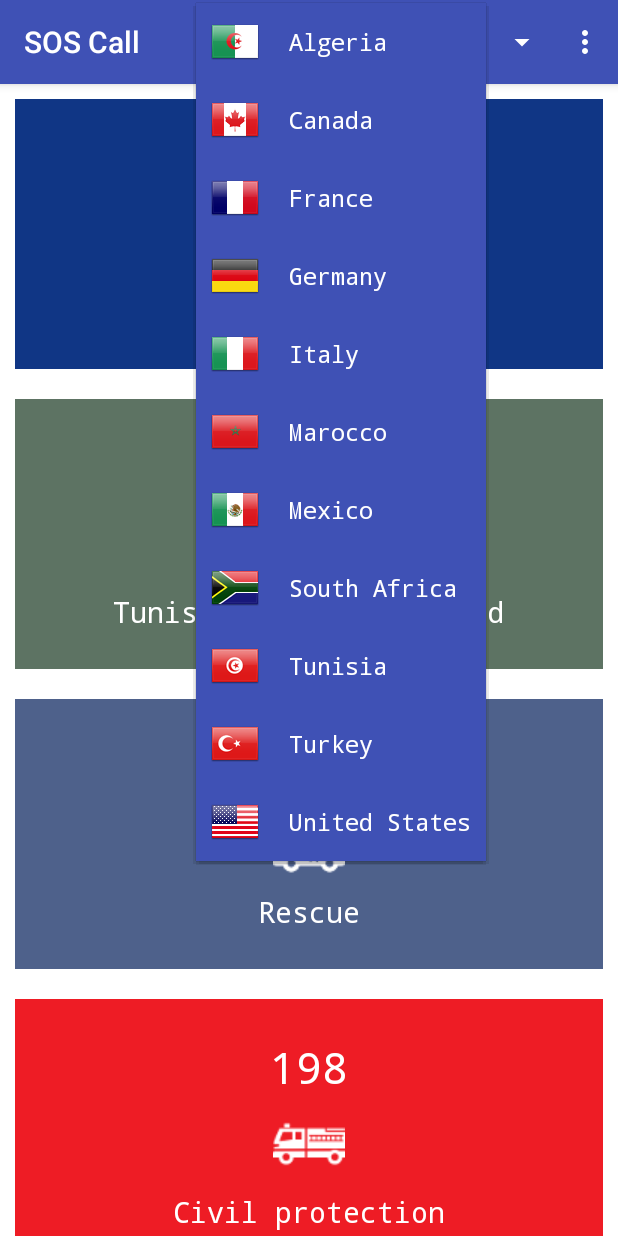
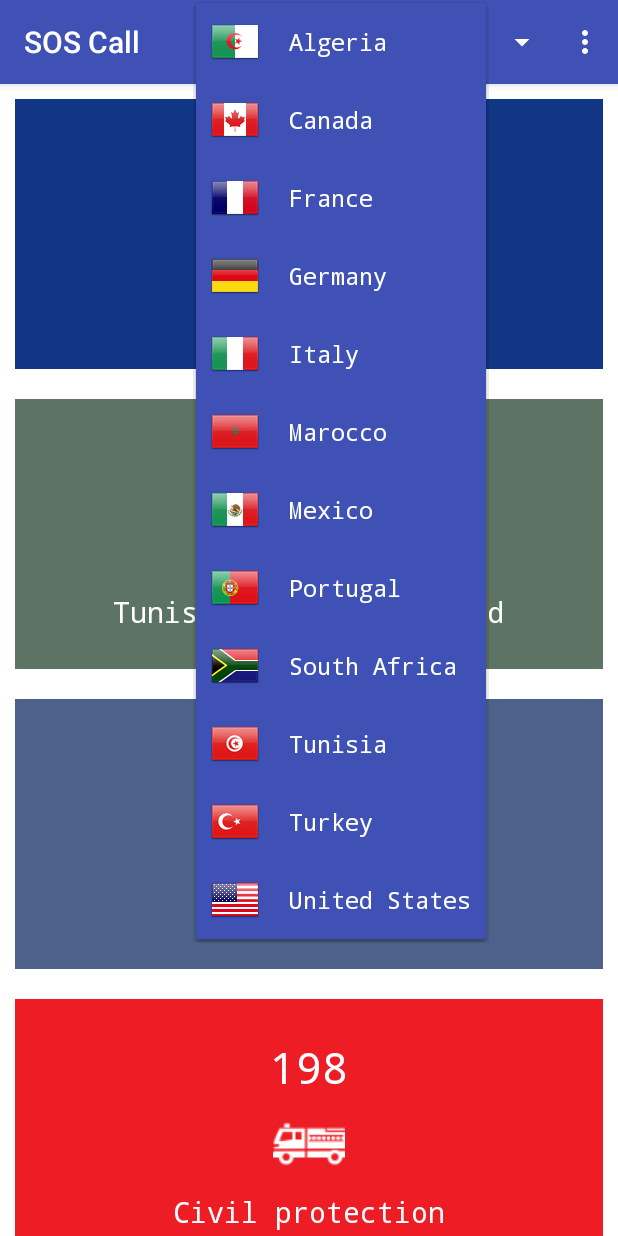
Before and after one commit to NouriTj/soscall, an Android app: the screen it shows after launch (MainActivity), after a tap on "Tunisia", on a phone screen of 412 x 824 dp. Run offline under Robolectric (Android 15) with nearby library versions, the light colour scheme and no system bars; our stand-ins replace Picasso.

Commit message:
Adding portugal

```diff
--- a/app/src/main/java/tn/triforce/soscall/MainActivity.java
+++ b/app/src/main/java/tn/triforce/soscall/MainActivity.java
@@ -137,11 +137,12 @@ public class MainActivity extends AppCompatActivity implements RecyclerViewAdapt
         list.add(new Country(Constants.TUNISIA, getResources().getString(R.string.TN)));
         list.add(new Country(Constants.USA, getResources().getString(R.string.US)));
         list.add(new Country(Constants.CANADA, getResources().getString(R.string.CA)));
-        list.add(new Country(Constants.Mexico, getResources().getString(R.string.MX)));
-        list.add(new Country(Constants.South_Africa, getResources().getString(R.string.ZA)));
-        list.add(new Country(Constants.Deustch, getResources().getString(R.string.DE)));
-        list.add(new Country(Constants.Italy, getResources().getString(R.string.IT)));
-        list.add(new Country(Constants.Turkey, getResources().getString(R.string.TR)));
+        list.add(new Country(Constants.MEXICO, getResources().getString(R.string.MX)));
+        list.add(new Country(Constants.SOUTH_AFRICA, getResources().getString(R.string.ZA)));
+        list.add(new Country(Constants.DEUSTCH, getResources().getString(R.string.DE)));
+        list.add(new Country(Constants.ITALY, getResources().getString(R.string.IT)));
+        list.add(new Country(Constants.TURKEY, getResources().getString(R.string.TR)));
+        list.add(new Country(Constants.PORTUGAL, getResources().getString(R.string.PT)));
 
         Collections.sort(list);
 
--- a/app/src/main/java/tn/triforce/soscall/Utils/Constants.java
+++ b/app/src/main/java/tn/triforce/soscall/Utils/Constants.java
@@ -11,11 +11,12 @@ public class Constants {
     public static final String FRANCE = "FR";
     public static final String USA = "US";
     public static final String CANADA = "CA";
-    public static final String Mexico = "MX";
-    public static final String South_Africa = "ZA";
-    public static final String Deustch = "DE";
-    public static final String Italy = "IT";
-    public static final String Turkey = "TR";
+    public static final String MEXICO = "MX";
+    public static final String SOUTH_AFRICA = "ZA";
+    public static final String DEUSTCH = "DE";
+    public static final String ITALY = "IT";
+    public static final String TURKEY = "TR";
+    public static final String PORTUGAL = "PT";
 
     public static final String ASSETS_PATH = "file:///android_asset/flags/";
     public static final String[] Email_DEVELOPER = new String[]{"triforce.app@gmail.com"};
--- a/app/src/main/java/tn/triforce/soscall/Utils/Utils.java
+++ b/app/src/main/java/tn/triforce/soscall/Utils/Utils.java
@@ -54,7 +54,7 @@ public class Utils {
         arrayListFrance.add(new DataModel(R.string.FR_SDF, R.drawable.ic_sos, R.color.sos6, "115"));
         arrayListFrance.add(new DataModel(R.string.CHILDREN, R.drawable.ic_sos, R.color.sos7, "119"));
 
-        //USA Canada Mexico
+        //USA Canada MEXICO
         ArrayList<DataModel> arrayListUSA_CA_MX = new ArrayList<>();
         arrayListUSA_CA_MX.add(new DataModel(R.string.rescue, R.drawable.ic_police, R.color.sos4, "911"));
 
@@ -63,12 +63,12 @@ public class Utils {
         arrayListSouth_Africa.add(new DataModel(R.string.protectionCivile, R.drawable.ic_firetruck, R.color.sos4, "999"));
         arrayListSouth_Africa.add(new DataModel(R.string.rescue, R.drawable.ic_police, R.color.sos3, "10111"));
 
-        //Deustch
+        //DEUSTCH
         ArrayList<DataModel> arrayListDeustch = new ArrayList<>();
         arrayListDeustch.add(new DataModel(R.string.rescue, R.drawable.ic_police, R.color.sos3, "110"));
         arrayListDeustch.add(new DataModel(R.string.protectionCivile, R.drawable.ic_firetruck, R.color.sos4, "112"));
 
-        //Italy
+        //ITALY
         ArrayList<DataModel> arrayListItaly = new ArrayList<>();
         arrayListItaly.add(new DataModel(R.string.IT_rifleman, R.drawable.ic_guard, R.color.sos2, "112"));
         arrayListItaly.add(new DataModel(R.string.rescue, R.drawable.ic_police, R.color.sos3, "113"));
@@ -76,11 +76,20 @@ public class Utils {
         arrayListItaly.add(new DataModel(R.string.protectionCivile, R.drawable.ic_firetruck, R.color.sos4, "115"));
         arrayListItaly.add(new DataModel(R.string.samu, R.drawable.ic_samu, R.color.sos1, "118"));
 
-        //Turkey
+        //TURKEY
         ArrayList<DataModel> arrayListTurkey = new ArrayList<>();
         arrayListTurkey.add(new DataModel(R.string.samu, R.drawable.ic_samu, R.color.sos1, "110"));
         arrayListTurkey.add(new DataModel(R.string.protectionCivile, R.drawable.ic_firetruck, R.color.sos4, "112"));
         arrayListTurkey.add(new DataModel(R.string.rescue, R.drawable.ic_police, R.color.sos3, "155"));
+
+        //PORTUGAL
+        ArrayList<DataModel> arrayListPortugal = new ArrayList<>();
+        arrayListPortugal.add(new DataModel(R.string.rescue, R.drawable.ic_police, R.color.sos1, "112"));
+        arrayListPortugal.add(new DataModel(R.string.PT_FOREST_FIRE, R.drawable.ic_firetruck, R.color.sos4, "117"));
+        arrayListPortugal.add(new DataModel(R.string.samu, R.drawable.ic_samu, R.color.sos2, "808 242424"));
+        arrayListPortugal.add(new DataModel(R.string.PT_HELP, R.drawable.ic_sos, R.color.sos5, "118"));
+        arrayListPortugal.add(new DataModel(R.string.PT_TOURIST, R.drawable.ic_sos, R.color.sos4, "800 296296"));
+        arrayListPortugal.add(new DataModel(R.string.CHILDREN, R.drawable.ic_sos, R.color.sos3, "213 433333"));
 
         dictionary.put(Constants.TUNISIA, arrayListTunisia);
         dictionary.put(Constants.ALGERIA, arrayListAlgeria);
@@ -88,11 +97,12 @@ public class Utils {
         dictionary.put(Constants.FRANCE, arrayListFrance);
         dictionary.put(Constants.USA, arrayListUSA_CA_MX);
         dictionary.put(Constants.CANADA, arrayListUSA_CA_MX);
-        dictionary.put(Constants.Mexico, arrayListUSA_CA_MX);
-        dictionary.put(Constants.South_Africa, arrayListSouth_Africa);
-        dictionary.put(Constants.Deustch, arrayListDeustch);
-        dictionary.put(Constants.Italy, arrayListItaly);
-        dictionary.put(Constants.Turkey, arrayListTurkey);
+        dictionary.put(Constants.MEXICO, arrayListUSA_CA_MX);
+        dictionary.put(Constants.SOUTH_AFRICA, arrayListSouth_Africa);
+        dictionary.put(Constants.DEUSTCH, arrayListDeustch);
+        dictionary.put(Constants.ITALY, arrayListItaly);
+        dictionary.put(Constants.TURKEY, arrayListPortugal);
+        dictionary.put(Constants.PORTUGAL, arrayListPortugal);
         return ourInstance;
     }
 
--- a/app/src/main/res/values/strings.xml
+++ b/app/src/main/res/values/strings.xml
@@ -20,9 +20,13 @@
     <string name="FR_EUR">SOS Euro</string>
     <string name="FR_DEAF">SOS Deaf or hard of hearing</string>
     <string name="FR_SDF">SOS Without Shelter</string>
-    <!--Italy-->
+    <!--ITALY-->
     <string name="IT_rifleman">Rifleman</string>
     <string name="IT_children_emergency">Urgences infantiles)</string>
+    <!--PORTUGAL-->
+    <string name="PT_FOREST_FIRE">Forest fire</string>
+    <string name="PT_HELP">Informations</string>
+    <string name="PT_TOURIST">Help for tourists</string>
 
     <string name="text_about_app">Quickly call all emergency numbers in different countries*: Police, Medical, Firefighter...</string>
     <string name="text_share_app">Discover the application &app_name;\t&app_url;</string>
@@ -46,6 +50,7 @@
     <string name="DE">Germany</string>
     <string name="IT">Italy</string>
     <string name="TR">Turkey</string>
+    <string name="PT">Portugal</string>
 
     <!--permission-->
     <string name="permission_msg">Call permission are needed to use app</string>
```
Also changed, not shown: 1 other file.
